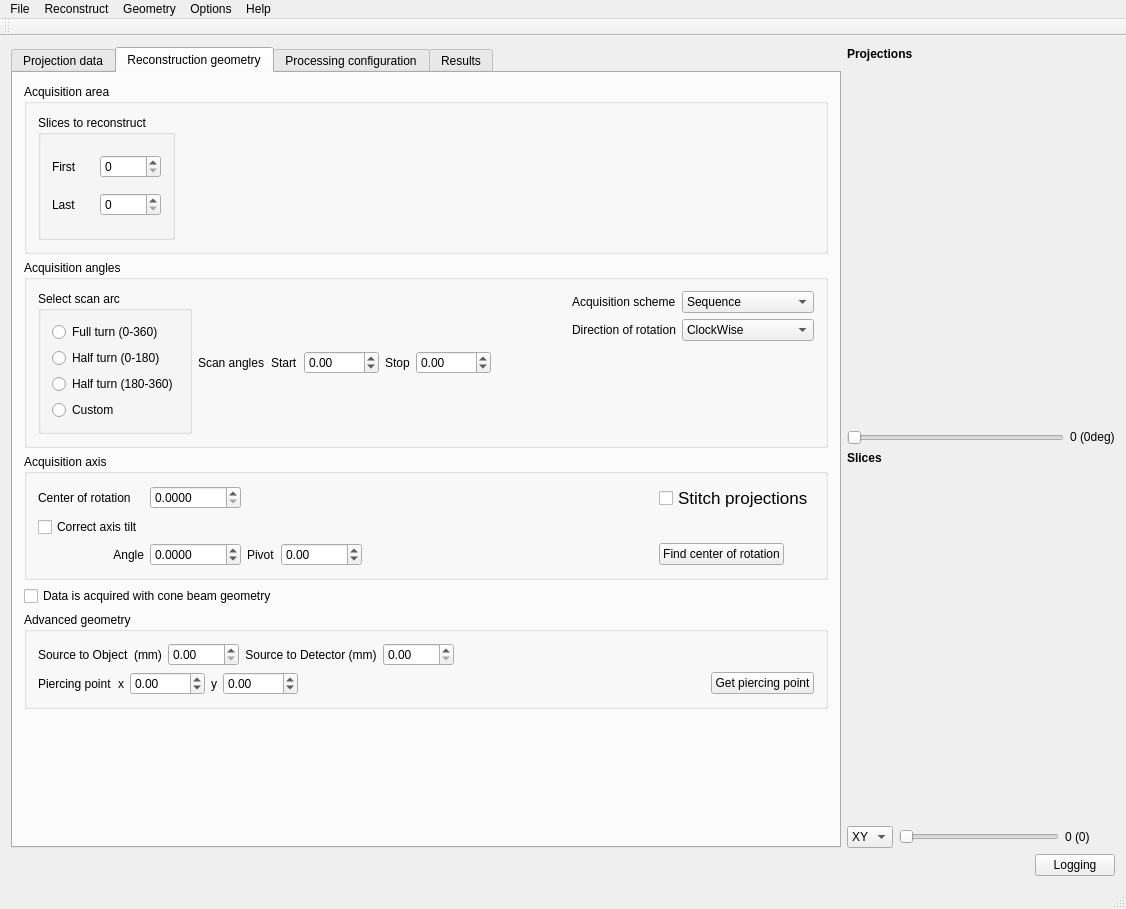
neutronimaging/imagingsuite, file applications/muhrec3/src/muhrecmainwindow.ui: the form before one commit.
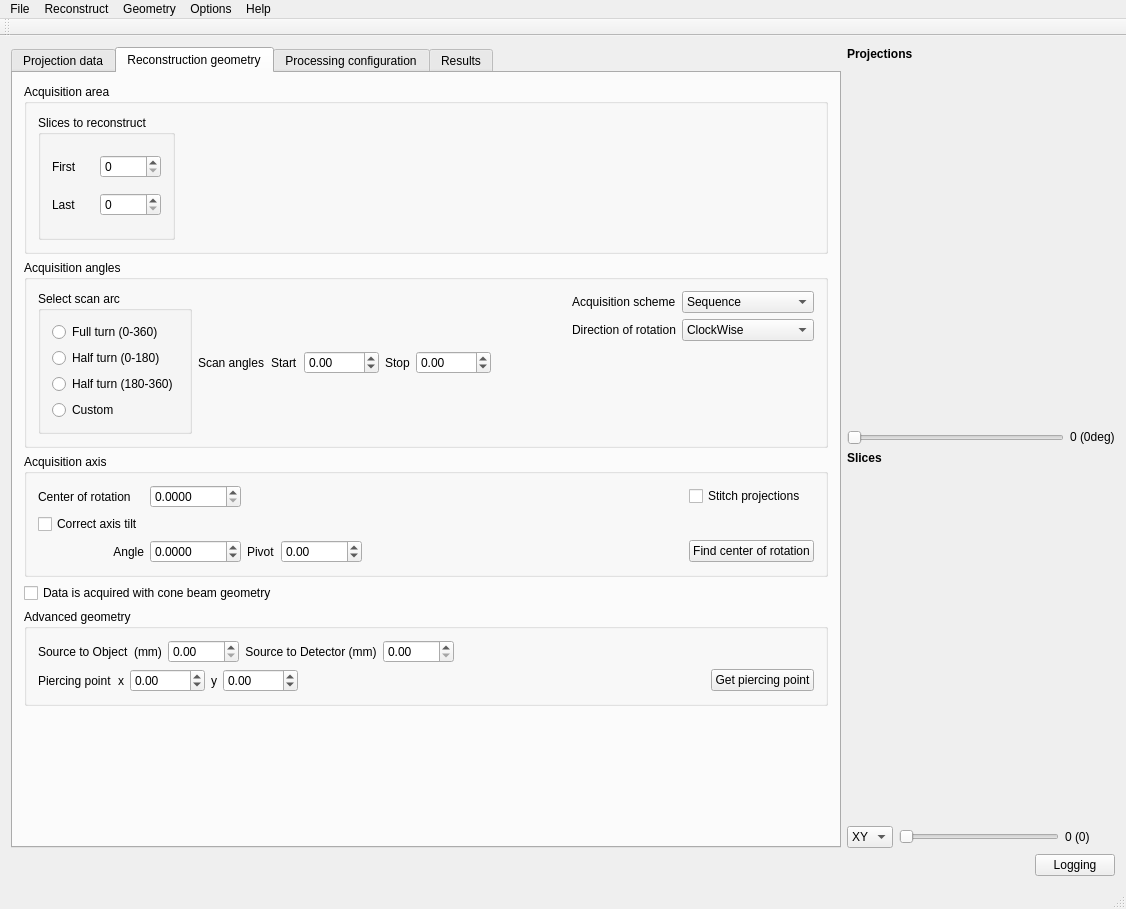
The form after the commit. The open tabs and pages were chosen to show the change. Custom widgets are drawn as their Qt base class.

Commit message: Fixed some font sizes

```diff
--- a/applications/muhrec3/src/muhrecmainwindow.ui
+++ b/applications/muhrec3/src/muhrecmainwindow.ui
@@ -1289,7 +1289,7 @@
                 <string>Stitch projections in the center if the data was acquired with translated center of rotation.</string>
                </property>
                <property name="styleSheet">
-                <string notr="true">font: 13pt;</string>
+                <string notr="true"/>
                </property>
                <property name="text">
                 <string>Stitch projections</string>
```
Left out of the diff: 4 changed lines with no effect on the pictures.
